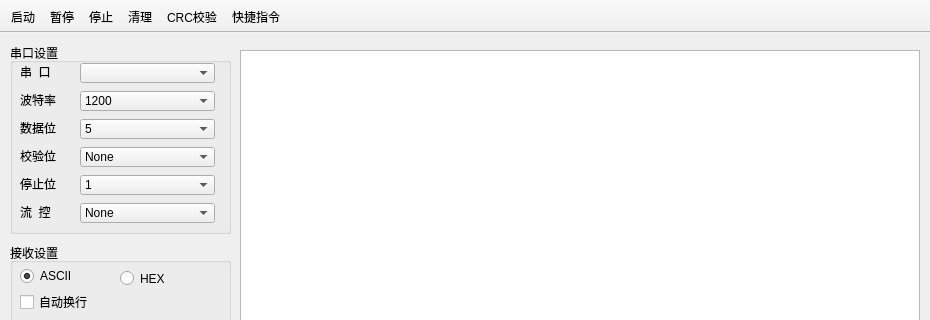
Qt form SerialPortTool/MainWindow.ui (mghcool/SerialPortToolForVs) before a commit; both pictures show x 0 to 930 and y 0 to 320 of the 930 by 550 pixel window.
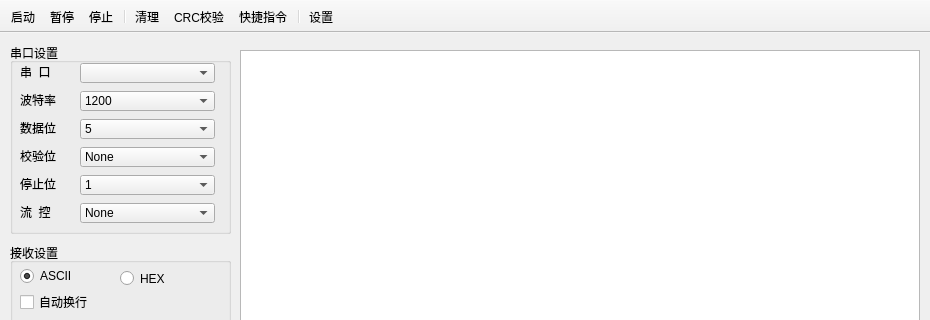
The same form after that commit. Icons and pictures are not drawn.

Commit message: 添加设置图标

The edit to the form file:
```diff
--- a/SerialPortTool/MainWindow.ui
+++ b/SerialPortTool/MainWindow.ui
@@ -618,9 +618,12 @@
    <addaction name="start"/>
    <addaction name="pause"/>
    <addaction name="stop"/>
+   <addaction name="separator"/>
    <addaction name="clean"/>
    <addaction name="CRC"/>
    <addaction name="CMD"/>
+   <addaction name="separator"/>
+   <addaction name="setting"/>
   </widget>
   <action name="start">
    <property name="checkable">
@@ -694,6 +697,18 @@
     <string>快捷指令</string>
    </property>
   </action>
+  <action name="setting">
+   <property name="icon">
+    <iconset resource="MainWindow.qrc">
+     <normaloff>:/img/设置</normaloff>:/img/设置</iconset>
+   </property>
+   <property name="text">
+    <string>设置</string>
+   </property>
+   <property name="toolTip">
+    <string>设置</string>
+   </property>
+  </action>
  </widget>
  <resources>
   <include location="MainWindow.qrc"/>
```
The commit also changes 2 other files.
